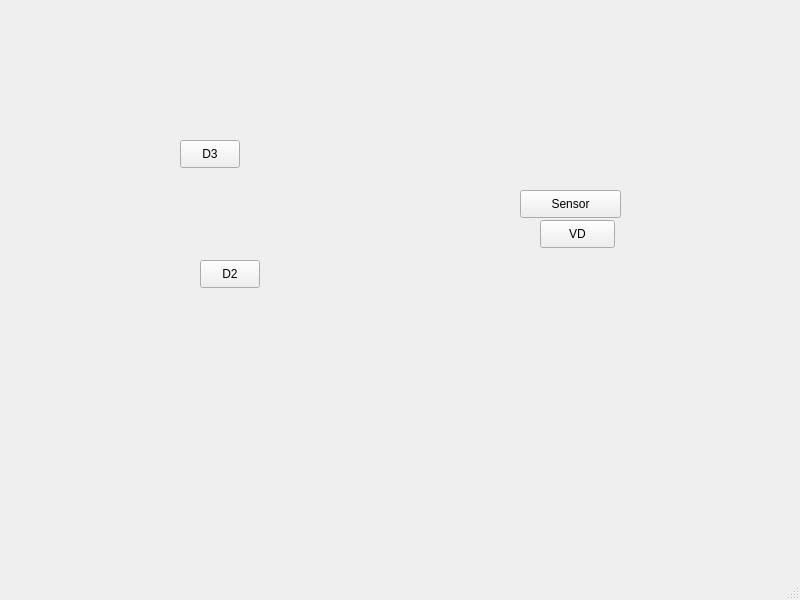
The window that Week-2/mainwindow.ui (HHS-Assignments/Advanced-Embedded-programming) describes before a commit, drawn with Qt 5.
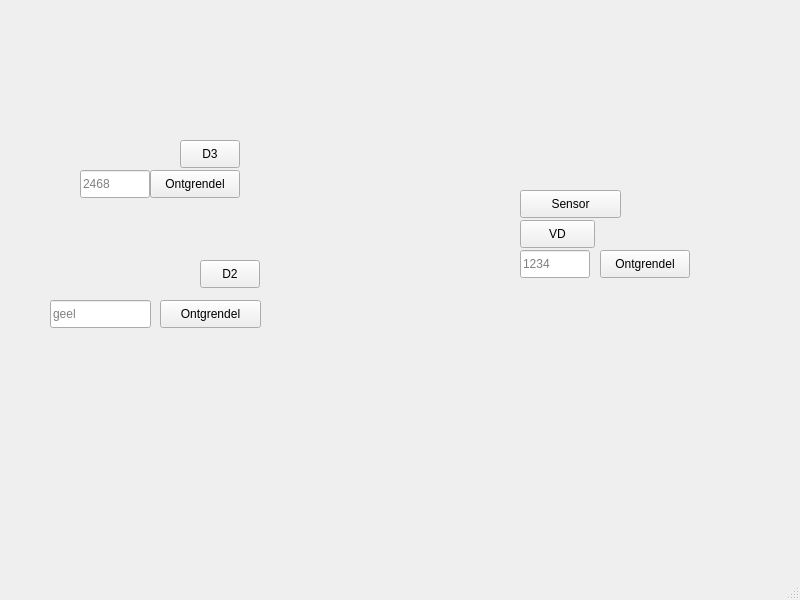
The same window after the commit.

Patch:
```diff
--- a/Week-2/mainwindow.ui
+++ b/Week-2/mainwindow.ui
@@ -17,7 +17,7 @@
    <widget class="QPushButton" name="schuifdeurKnop">
     <property name="geometry">
      <rect>
-      <x>540</x>
+      <x>520</x>
       <y>220</y>
       <width>75</width>
       <height>28</height>
@@ -27,6 +27,35 @@
      <string>VD</string>
     </property>
    </widget>
+   <widget class="QLineEdit" name="schuifdeurSleutelInvoer">
+    <property name="geometry">
+     <rect>
+      <x>50</x>
+      <y>300</y>
+      <width>101</width>
+      <height>28</height>
+     </rect>
+    </property>
+    <property name="text">
+     <string/>
+    </property>
+    <property name="placeholderText">
+     <string>geel</string>
+    </property>
+   </widget>
+   <widget class="QPushButton" name="schuifdeurOntgrendelKnop">
+    <property name="geometry">
+     <rect>
+      <x>160</x>
+      <y>300</y>
+      <width>101</width>
+      <height>28</height>
+     </rect>
+    </property>
+    <property name="text">
+     <string>Ontgrendel</string>
+    </property>
+   </widget>
    <widget class="QPushButton" name="schuifdeurSensorKnop">
     <property name="geometry">
      <rect>
@@ -53,6 +82,35 @@
      <string>D2</string>
     </property>
    </widget>
+   <widget class="QLineEdit" name="draaideur1CodeInvoer">
+    <property name="geometry">
+     <rect>
+      <x>520</x>
+      <y>250</y>
+      <width>70</width>
+      <height>28</height>
+     </rect>
+    </property>
+    <property name="text">
+     <string/>
+    </property>
+    <property name="placeholderText">
+     <string>1234</string>
+    </property>
+   </widget>
+   <widget class="QPushButton" name="draaideur1OntgrendelKnop">
+    <property name="geometry">
+     <rect>
+      <x>600</x>
+      <y>250</y>
+      <width>90</width>
+      <height>28</height>
+     </rect>
+    </property>
+    <property name="text">
+     <string>Ontgrendel</string>
+    </property>
+   </widget>
    <widget class="QPushButton" name="draaideur2Knop">
     <property name="geometry">
      <rect>
@@ -66,6 +124,45 @@
      <string>D3</string>
     </property>
    </widget>
+   <widget class="QLineEdit" name="draaideur2CodeInvoer">
+    <property name="geometry">
+     <rect>
+      <x>80</x>
+      <y>170</y>
+      <width>70</width>
+      <height>28</height>
+     </rect>
+    </property>
+    <property name="text">
+     <string/>
+    </property>
+    <property name="placeholderText">
+     <string>2468</string>
+    </property>
+   </widget>
+   <widget class="QPushButton" name="draaideur2OntgrendelKnop">
+    <property name="geometry">
+     <rect>
+      <x>150</x>
+      <y>170</y>
+      <width>90</width>
+      <height>28</height>
+     </rect>
+    </property>
+    <property name="text">
+     <string>Ontgrendel</string>
+    </property>
+   </widget>
+   <zorder>draaideur2OntgrendelKnop</zorder>
+   <zorder>draaideur2CodeInvoer</zorder>
+   <zorder>draaideur1Knop</zorder>
+   <zorder>draaideur1OntgrendelKnop</zorder>
+   <zorder>draaideur2Knop</zorder>
+   <zorder>draaideur1CodeInvoer</zorder>
+   <zorder>schuifdeurOntgrendelKnop</zorder>
+   <zorder>schuifdeurSleutelInvoer</zorder>
+   <zorder>schuifdeurKnop</zorder>
+   <zorder>schuifdeurSensorKnop</zorder>
   </widget>
   <widget class="QMenuBar" name="menubar">
    <property name="geometry">
```
